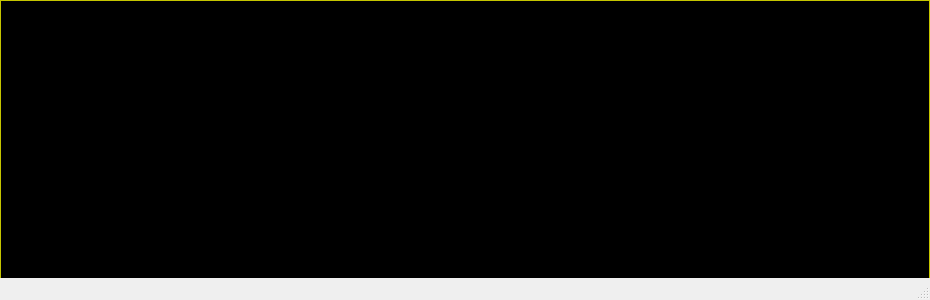
Before: the Qt Designer form ui/stocks/yeroth-erp-sortir-liststocks-window.ui in xnoumbissinoundou/yeroth-erp-3.0, drawn with Qt 5.
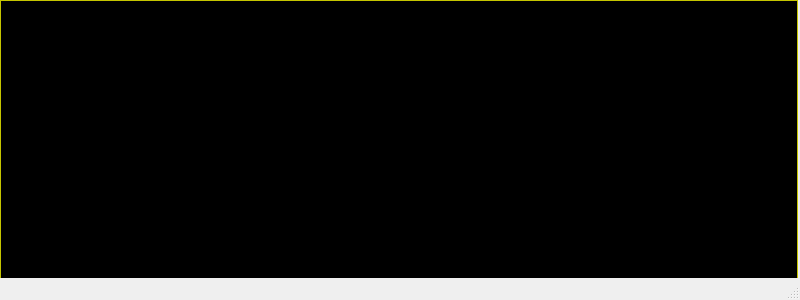
After: the same form once the commit is applied. Custom widgets are drawn as their Qt base class.

Patch:
```diff
--- a/ui/stocks/yeroth-erp-sortir-liststocks-window.ui
+++ b/ui/stocks/yeroth-erp-sortir-liststocks-window.ui
@@ -6,7 +6,7 @@
    <rect>
     <x>0</x>
     <y>0</y>
-    <width>930</width>
+    <width>800</width>
     <height>300</height>
    </rect>
   </property>
@@ -19,7 +19,7 @@
      <rect>
       <x>0</x>
       <y>0</y>
-      <width>930</width>
+      <width>798</width>
       <height>299</height>
      </rect>
     </property>
```
Left out of the diff: 2 changed lines with no effect on the pictures.
